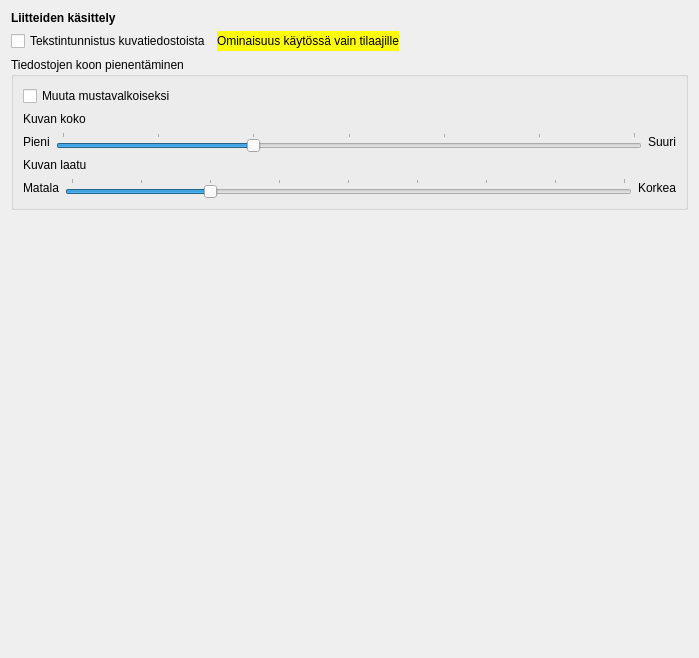
Qt form kitsas/maaritys/liitemaaritys.ui (artoh/kitupiikki) before a commit.
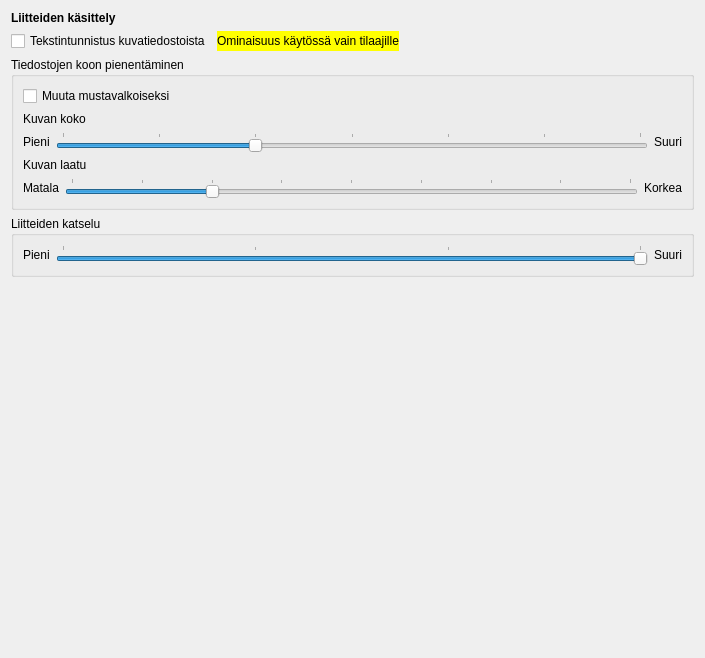
The same form after that commit. Icons and pictures are not drawn.

```diff
--- a/kitsas/maaritys/liitemaaritys.ui
+++ b/kitsas/maaritys/liitemaaritys.ui
@@ -6,14 +6,14 @@
    <rect>
     <x>0</x>
     <y>0</y>
-    <width>699</width>
+    <width>705</width>
     <height>658</height>
    </rect>
   </property>
   <property name="windowTitle">
    <string>Form</string>
   </property>
-  <layout class="QVBoxLayout" name="verticalLayout_2">
+  <layout class="QVBoxLayout" name="verticalLayout_3">
    <item>
     <widget class="QLabel" name="label">
      <property name="font">
@@ -185,6 +185,58 @@
      </layout>
     </widget>
    </item>
+   <item>
+    <widget class="QGroupBox" name="groupBox_2">
+     <property name="title">
+      <string>Liitteiden katselu</string>
+     </property>
+     <layout class="QVBoxLayout" name="verticalLayout_2">
+      <item>
+       <layout class="QHBoxLayout" name="horizontalLayout_4">
+        <item>
+         <widget class="QLabel" name="label_8">
+          <property name="text">
+           <string>Pieni</string>
+          </property>
+         </widget>
+        </item>
+        <item>
+         <widget class="QSlider" name="zoomSlider">
+          <property name="minimum">
+           <number>25</number>
+          </property>
+          <property name="maximum">
+           <number>100</number>
+          </property>
+          <property name="singleStep">
+           <number>5</number>
+          </property>
+          <property name="value">
+           <number>100</number>
+          </property>
+          <property name="orientation">
+           <enum>Qt::Horizontal</enum>
+          </property>
+          <property name="tickPosition">
+           <enum>QSlider::TicksAbove</enum>
+          </property>
+          <property name="tickInterval">
+           <number>25</number>
+          </property>
+         </widget>
+        </item>
+        <item>
+         <widget class="QLabel" name="label_9">
+          <property name="text">
+           <string>Suuri</string>
+          </property>
+         </widget>
+        </item>
+       </layout>
+      </item>
+     </layout>
+    </widget>
+   </item>
    <item>
     <spacer name="verticalSpacer">
      <property name="orientation">
```
